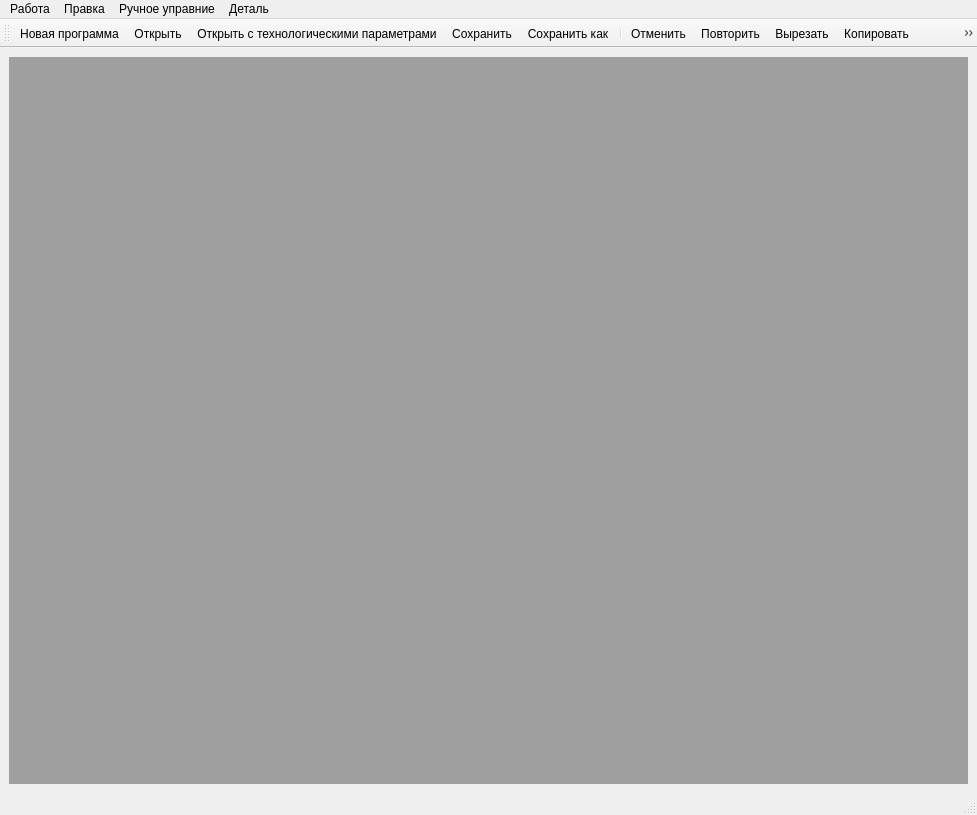
Above: src/Gui/MainWindow.ui from Ddv-progia/compositescannerarm before the change. Below: the same form after it.
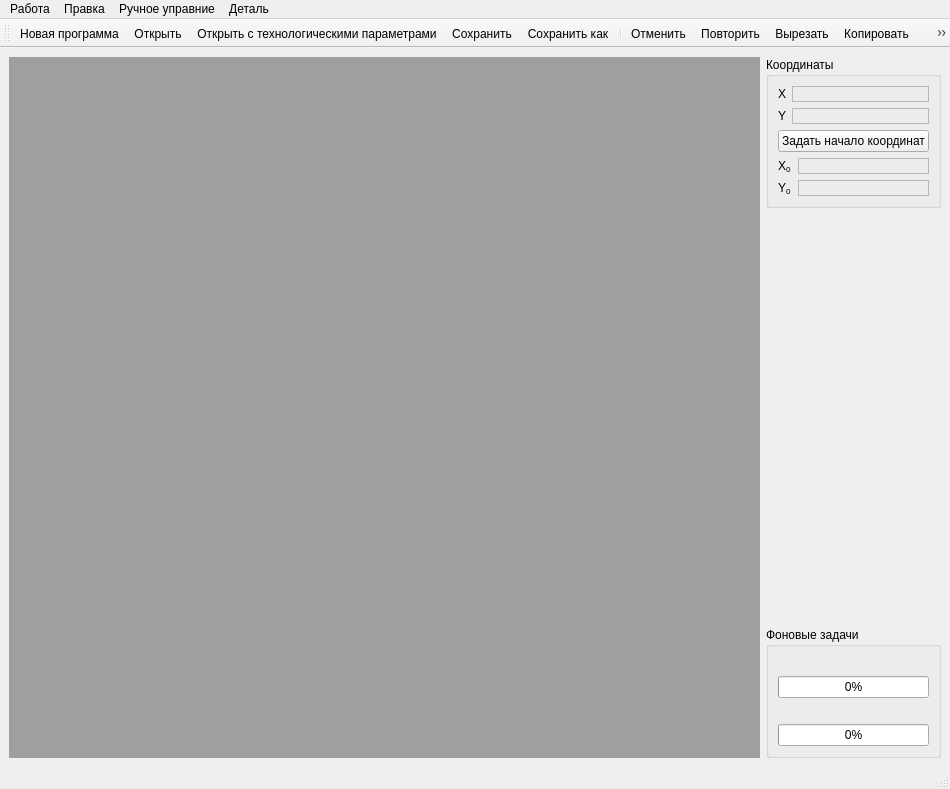
That is the form after the change. Icons and pictures are not drawn.

Patch:
```diff
--- a/src/Gui/MainWindow.ui
+++ b/src/Gui/MainWindow.ui
@@ -6,8 +6,8 @@
    <rect>
     <x>0</x>
     <y>0</y>
-    <width>977</width>
-    <height>815</height>
+    <width>950</width>
+    <height>789</height>
    </rect>
   </property>
   <property name="windowTitle">
@@ -23,12 +23,206 @@
      <widget class="QMdiArea" name="mdiArea">
       <property name="sizePolicy">
        <sizepolicy hsizetype="Expanding" vsizetype="Expanding">
-        <horstretch>0</horstretch>
+        <horstretch>1</horstretch>
         <verstretch>0</verstretch>
        </sizepolicy>
       </property>
      </widget>
     </item>
+    <item>
+     <layout class="QVBoxLayout" name="verticalLayout_3">
+      <item>
+       <widget class="QGroupBox" name="groupBox">
+        <property name="title">
+         <string>Координаты</string>
+        </property>
+        <layout class="QVBoxLayout" name="verticalLayout_2">
+         <item>
+          <layout class="QFormLayout" name="formLayout">
+           <property name="fieldGrowthPolicy">
+            <enum>QFormLayout::AllNonFixedFieldsGrow</enum>
+           </property>
+           <item row="0" column="0">
+            <widget class="QLabel" name="label">
+             <property name="text">
+              <string>X</string>
+             </property>
+            </widget>
+           </item>
+           <item row="0" column="1">
+            <widget class="QLabel" name="xLabel">
+             <property name="sizePolicy">
+              <sizepolicy hsizetype="MinimumExpanding" vsizetype="Preferred">
+               <horstretch>0</horstretch>
+               <verstretch>0</verstretch>
+              </sizepolicy>
+             </property>
+             <property name="frameShape">
+              <enum>QFrame::StyledPanel</enum>
+             </property>
+             <property name="frameShadow">
+              <enum>QFrame::Sunken</enum>
+             </property>
+             <property name="text">
+              <string/>
+             </property>
+            </widget>
+           </item>
+           <item row="1" column="0">
+            <widget class="QLabel" name="label_2">
+             <property name="text">
+              <string>Y</string>
+             </property>
+            </widget>
+           </item>
+           <item row="1" column="1">
+            <widget class="QLabel" name="yLabel">
+             <property name="sizePolicy">
+              <sizepolicy hsizetype="MinimumExpanding" vsizetype="Preferred">
+               <horstretch>0</horstretch>
+               <verstretch>0</verstretch>
+              </sizepolicy>
+             </property>
+             <property name="frameShape">
+              <enum>QFrame::StyledPanel</enum>
+             </property>
+             <property name="frameShadow">
+              <enum>QFrame::Sunken</enum>
+             </property>
+             <property name="text">
+              <string/>
+             </property>
+            </widget>
+           </item>
+          </layout>
+         </item>
+         <item>
+          <widget class="QPushButton" name="setZeroCoodinateButton">
+           <property name="sizePolicy">
+            <sizepolicy hsizetype="Minimum" vsizetype="Fixed">
+             <horstretch>0</horstretch>
+             <verstretch>0</verstretch>
+            </sizepolicy>
+           </property>
+           <property name="text">
+            <string>Задать начало координат</string>
+           </property>
+          </widget>
+         </item>
+         <item>
+          <layout class="QFormLayout" name="formLayout_2">
+           <property name="fieldGrowthPolicy">
+            <enum>QFormLayout::AllNonFixedFieldsGrow</enum>
+           </property>
+           <item row="0" column="0">
+            <widget class="QLabel" name="label_3">
+             <property name="text">
+              <string>X&lt;sub&gt;0&lt;/sub&gt;</string>
+             </property>
+            </widget>
+           </item>
+           <item row="0" column="1">
+            <widget class="QLabel" name="x0Label">
+             <property name="sizePolicy">
+              <sizepolicy hsizetype="MinimumExpanding" vsizetype="Preferred">
+               <horstretch>0</horstretch>
+               <verstretch>0</verstretch>
+              </sizepolicy>
+             </property>
+             <property name="frameShape">
+              <enum>QFrame::StyledPanel</enum>
+             </property>
+             <property name="frameShadow">
+              <enum>QFrame::Sunken</enum>
+             </property>
+             <property name="text">
+              <string/>
+             </property>
+            </widget>
+           </item>
+           <item row="1" column="0">
+            <widget class="QLabel" name="label_4">
+             <property name="text">
+              <string>Y&lt;sub&gt;0&lt;/sub&gt;</string>
+             </property>
+            </widget>
+           </item>
+           <item row="1" column="1">
+            <widget class="QLabel" name="y0Label">
+             <property name="sizePolicy">
+              <sizepolicy hsizetype="MinimumExpanding" vsizetype="Preferred">
+               <horstretch>0</horstretch>
+               <verstretch>0</verstretch>
+              </sizepolicy>
+             </property>
+             <property name="frameShape">
+              <enum>QFrame::StyledPanel</enum>
+             </property>
+             <property name="frameShadow">
+              <enum>QFrame::Sunken</enum>
+             </property>
+             <property name="text">
+              <string/>
+             </property>
+            </widget>
+           </item>
+          </layout>
+         </item>
+        </layout>
+       </widget>
+      </item>
+      <item>
+       <spacer name="verticalSpacer">
+        <property name="orientation">
+         <enum>Qt::Vertical</enum>
+        </property>
+        <property name="sizeHint" stdset="0">
+         <size>
+          <width>20</width>
+          <height>40</height>
+         </size>
+        </property>
+       </spacer>
+      </item>
+      <item>
+       <widget class="QGroupBox" name="backgroundTasksBox">
+        <property name="title">
+         <string>Фоновые задачи</string>
+        </property>
+        <layout class="QVBoxLayout" name="verticalLayout">
+         <item>
+          <widget class="QLabel" name="taskLabel">
+           <property name="text">
+            <string/>
+           </property>
+          </widget>
+         </item>
+         <item>
+          <widget class="QProgressBar" name="taskProgressBar">
+           <property name="value">
+            <number>0</number>
+           </property>
+          </widget>
+         </item>
+         <item>
+          <widget class="QLabel" name="stageLabel">
+           <property name="text">
+            <string/>
+           </property>
+          </widget>
+         </item>
+         <item>
+          <widget class="QProgressBar" name="stageProgressBar">
+           <property name="value">
+            <number>0</number>
+           </property>
+          </widget>
+         </item>
+        </layout>
+       </widget>
+      </item>
+     </layout>
+    </item>
    </layout>
   </widget>
   <widget class="QMenuBar" name="menubar">
@@ -36,8 +230,8 @@
     <rect>
      <x>0</x>
      <y>0</y>
-     <width>977</width>
-     <height>25</height>
+     <width>950</width>
+     <height>22</height>
     </rect>
    </property>
    <widget class="QMenu" name="menu">
@@ -123,6 +317,9 @@
    <addaction name="separator"/>
    <addaction name="technologicalParametersAction"/>
    <addaction name="currentProcessingParametersAction"/>
+   <addaction name="separator"/>
+   <addaction name="runHahdleScanAction"/>
+   <addaction name="stopHandleScanAction"/>
   </widget>
   <action name="quitAction">
    <property name="icon">
@@ -367,6 +564,24 @@
     <string>Цвета для ColorBar</string>
    </property>
   </action>
+  <action name="runHahdleScanAction">
+   <property name="icon">
+    <iconset resource="tango-icons.qrc">
+     <normaloff>:/icons/actions/icons/actions/media-scan-start.png</normaloff>:/icons/actions/icons/actions/media-scan-start.png</iconset>
+   </property>
+   <property name="text">
+    <string>Запуск ручного сканирования</string>
+   </property>
+  </action>
+  <action name="stopHandleScanAction">
+   <property name="icon">
+    <iconset resource="tango-icons.qrc">
+     <normaloff>:/icons/actions/icons/actions/hand-Scanning-stop.png</normaloff>:/icons/actions/icons/actions/hand-Scanning-stop.png</iconset>
+   </property>
+   <property name="text">
+    <string>Стоп ручного сканирования</string>
+   </property>
+  </action>
  </widget>
  <resources>
   <include location="tango-icons.qrc"/>
```
Left out of the diff: 2 changed lines with no effect on the pictures.
